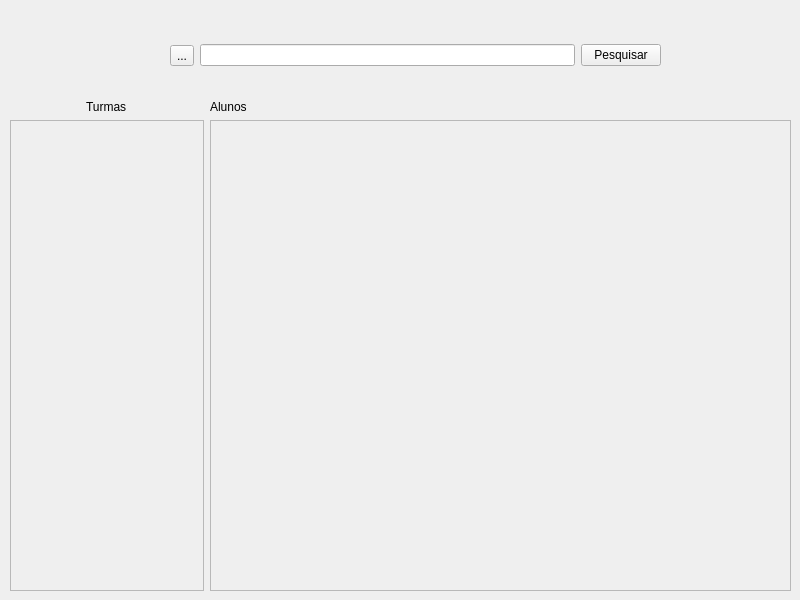
First picture: the form in App/view/ui/home.ui, repository Caiquef80/Gerenciamento-Escolar, before the edit.
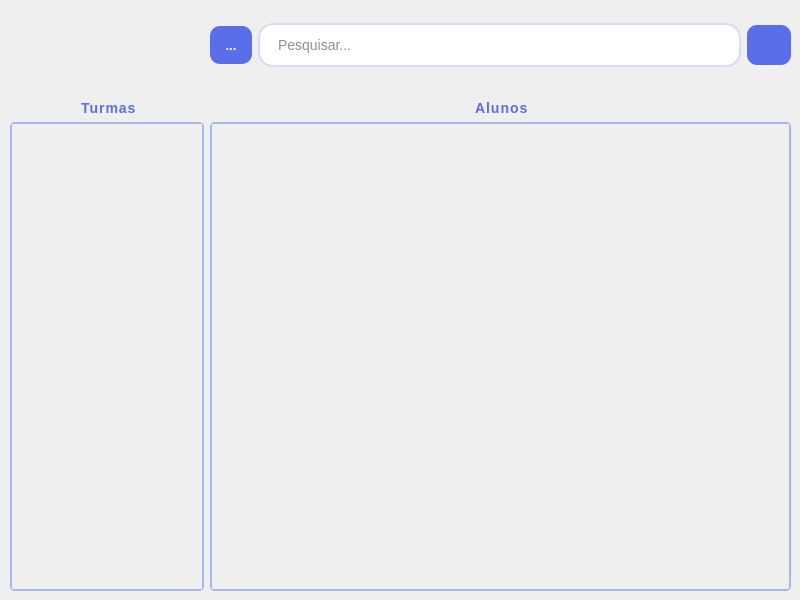
Second picture: the form after the edit. Icons and pictures are not drawn.

Commit message:
Home StyleSheet (#104)
* home ui style

* home style

* home atualizada

```diff
--- a/App/view/ui/home.ui
+++ b/App/view/ui/home.ui
@@ -25,6 +25,90 @@
   <property name="windowTitle">
    <string>MainWindow</string>
   </property>
+  <property name="styleSheet">
+   <string notr="true">QLineEdit {
+    background-color: #FFFFFF;
+    color: #1E1E3A;
+    border: 1.8px solid #D6DCF5;
+    border-radius: 15px;
+    padding: 11px 16px;
+    font-size: 14px;
+    font-family: 'Segoe UI', 'SF Pro Text', sans-serif;
+    selection-background-color: #A8B8FF;
+    selection-color: #1E1E3A;
+}
+
+QLineEdit:hover {
+    border: 1.5px solid #A8B5E8;
+    background-color: #FAFBFF;
+}
+
+QPushButton {
+    background-color: #5B6EE9;
+    color: #FFFFFF;
+    border: none;
+    border-radius: 10px;
+    padding: 12px 12px;
+    font-size: 13px;
+    font-weight: 750;
+    font-family: 'Segoe UI', 'SF Pro Text', sans-serif;
+
+}
+
+QPushButton:hover {
+    background-color: #4A5DD6;
+}
+
+QToolButton {
+	background-color: #5B6EE9;
+    color: #FFFFFF;
+    border: none;
+    border-radius: 10px;
+    padding: 10px 10px;
+    font-size: 13px;
+    font-weight: 750;
+    font-family: 'Segoe UI', 'SF Pro Text', sans-serif;
+}
+
+QToolButton:hover {
+    background-color: #4A5DD6;
+}
+
+QLabel {
+	font-size: 14px;
+    font-family: 'Segoe UI', 'SF Pro Text', sans-serif;
+	font-weight: 600;
+    letter-spacing: 1px;
+    padding-left: 4px;
+	color: #5B6EE9;
+}
+
+/*background principal barra*/
+QScrollBar:vertical {
+    background: white;
+    width: 6px;
+    margin: 10px 0 10px 0;
+	border-radius: 2px;
+ }
+
+/*background barra*/
+ QScrollBar::add-page:vertical, QScrollBar::sub-page:vertical {
+	 background: none;
+}
+
+/*barra de rolagem*/
+ QScrollBar::handle:vertical {
+    background: #A8B5E8;
+    min-height: 6px;
+	border-radius: 2px;
+ }
+
+QScrollArea{
+	border-radius: 5px;
+	border: 1.5px solid #A8B5E8;
+}
+</string>
+  </property>
   <widget class="QWidget" name="centralwidget">
    <widget class="QWidget" name="layoutWidget">
     <property name="geometry">
@@ -55,8 +139,8 @@
            <rect>
             <x>0</x>
             <y>0</y>
-            <width>189</width>
-            <height>466</height>
+            <width>187</width>
+            <height>458</height>
            </rect>
           </property>
           <layout class="QVBoxLayout" name="verticalLayout_6"/>
@@ -67,7 +151,7 @@
      </item>
      <item>
       <layout class="QVBoxLayout" name="verticalLayout_5" stretch="0,0">
-       <item>
+       <item alignment="Qt::AlignHCenter">
         <widget class="QLabel" name="labelAluno">
          <property name="text">
           <string>Alunos</string>
@@ -84,8 +168,8 @@
            <rect>
             <x>0</x>
             <y>0</y>
-            <width>576</width>
-            <height>466</height>
+            <width>574</width>
+            <height>458</height>
            </rect>
           </property>
           <layout class="QVBoxLayout" name="verticalLayout_7"/>
@@ -99,9 +183,9 @@
    <widget class="QWidget" name="layoutWidget_2">
     <property name="geometry">
      <rect>
-      <x>170</x>
-      <y>30</y>
-      <width>491</width>
+      <x>210</x>
+      <y>20</y>
+      <width>581</width>
       <height>51</height>
      </rect>
     </property>
@@ -114,12 +198,35 @@
       </widget>
      </item>
      <item>
-      <widget class="QLineEdit" name="barPesquisa"/>
+      <widget class="QLineEdit" name="barPesquisa">
+       <property name="placeholderText">
+        <string>Pesquisar...</string>
+       </property>
+      </widget>
      </item>
      <item>
       <widget class="QPushButton" name="btnPesquisa">
-       <property name="text">
-        <string>Pesquisar</string>
+       <property name="minimumSize">
+        <size>
+         <width>44</width>
+         <height>40</height>
+        </size>
+       </property>
+       <property name="maximumSize">
+        <size>
+         <width>44</width>
+         <height>40</height>
+        </size>
+       </property>
+       <property name="icon">
+        <iconset>
+         <normaloff>imagens/lupa.png</normaloff>imagens/lupa.png</iconset>
+       </property>
+       <property name="iconSize">
+        <size>
+         <width>20</width>
+         <height>20</height>
+        </size>
        </property>
        <property name="shortcut">
         <string>Return</string>
```
The commit also changes 1 other file.
